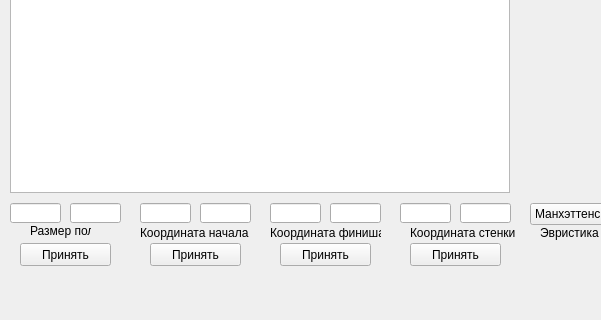
First picture: the form in lab1/untitled3/mainwindow.ui, repository aleksejkvasnikov/IS, before the edit; both pictures show x 0 to 601 and y 324 to 644 of the 982 by 644 pixel window.
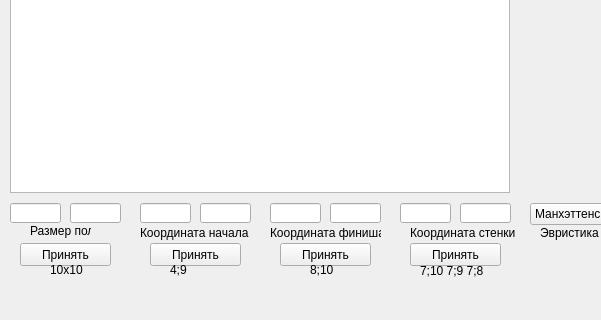
Second picture: the form after the edit.

```diff
--- a/lab1/untitled3/mainwindow.ui
+++ b/lab1/untitled3/mainwindow.ui
@@ -282,6 +282,58 @@
      <string>Эвристика</string>
     </property>
    </widget>
+   <widget class="QLabel" name="label_6">
+    <property name="geometry">
+     <rect>
+      <x>50</x>
+      <y>570</y>
+      <width>47</width>
+      <height>13</height>
+     </rect>
+    </property>
+    <property name="text">
+     <string>10x10</string>
+    </property>
+   </widget>
+   <widget class="QLabel" name="label_7">
+    <property name="geometry">
+     <rect>
+      <x>170</x>
+      <y>570</y>
+      <width>47</width>
+      <height>13</height>
+     </rect>
+    </property>
+    <property name="text">
+     <string>4;9</string>
+    </property>
+   </widget>
+   <widget class="QLabel" name="label_8">
+    <property name="geometry">
+     <rect>
+      <x>310</x>
+      <y>570</y>
+      <width>47</width>
+      <height>13</height>
+     </rect>
+    </property>
+    <property name="text">
+     <string>8;10</string>
+    </property>
+   </widget>
+   <widget class="QLabel" name="label_9">
+    <property name="geometry">
+     <rect>
+      <x>420</x>
+      <y>570</y>
+      <width>71</width>
+      <height>16</height>
+     </rect>
+    </property>
+    <property name="text">
+     <string>7;10 7;9 7;8</string>
+    </property>
+   </widget>
   </widget>
   <widget class="QMenuBar" name="menuBar">
    <property name="geometry">
```
